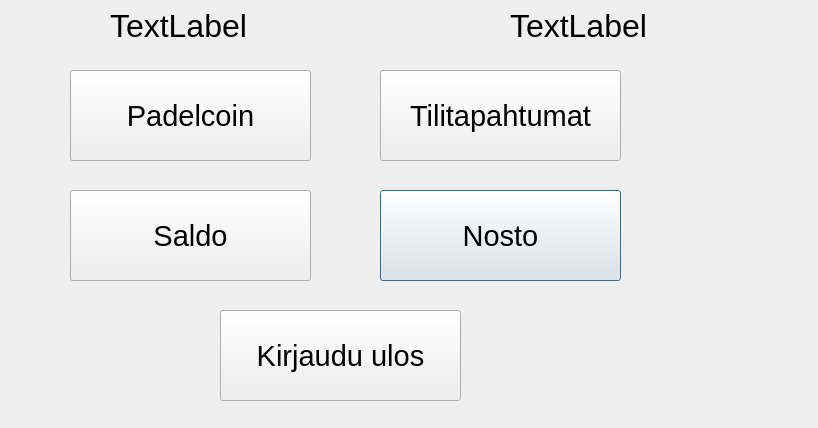
Qt form bankautomat/Valikko.ui (tvt21kmo-bank-project/group_3) before a commit.
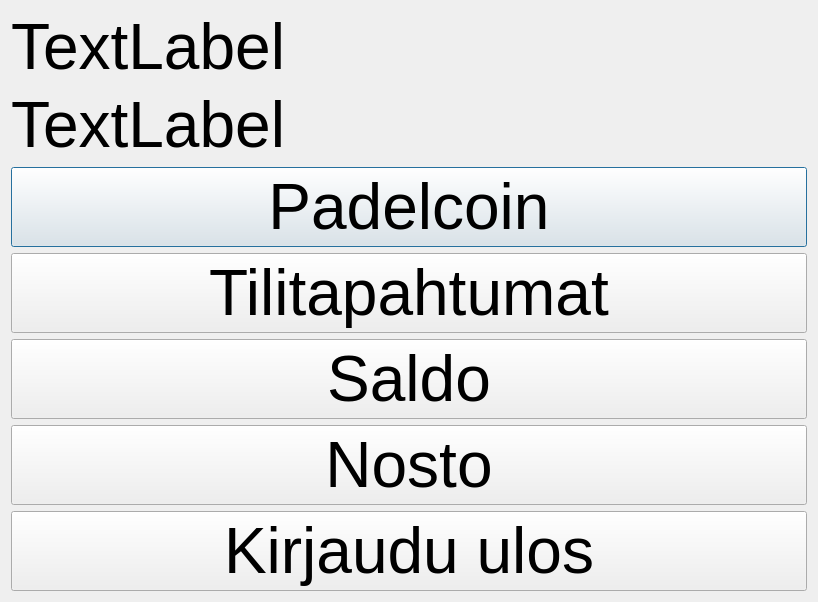
The same form after that commit.

Patch:
```diff
--- a/bankautomat/Valikko.ui
+++ b/bankautomat/Valikko.ui
@@ -13,28 +13,49 @@
   <property name="windowTitle">
    <string>Dialog</string>
   </property>
-  <widget class="QPushButton" name="btnNosto">
-   <property name="geometry">
-    <rect>
-     <x>380</x>
-     <y>190</y>
-     <width>241</width>
-     <height>91</height>
-    </rect>
-   </property>
-   <property name="sizePolicy">
-    <sizepolicy hsizetype="Preferred" vsizetype="Preferred">
-     <horstretch>0</horstretch>
-     <verstretch>0</verstretch>
-    </sizepolicy>
-   </property>
-   <property name="font">
-    <font>
-     <pointsize>22</pointsize>
-    </font>
-   </property>
-   <property name="styleSheet">
-    <string notr="true">QPushButton {
+  <layout class="QVBoxLayout" name="verticalLayout">
+   <item>
+    <widget class="QLabel" name="lblTervehdys_2">
+     <property name="font">
+      <font>
+       <pointsize>48</pointsize>
+      </font>
+     </property>
+     <property name="layoutDirection">
+      <enum>Qt::LeftToRight</enum>
+     </property>
+     <property name="text">
+      <string>TextLabel</string>
+     </property>
+    </widget>
+   </item>
+   <item>
+    <widget class="QLabel" name="lblTervehdys">
+     <property name="font">
+      <font>
+       <pointsize>48</pointsize>
+      </font>
+     </property>
+     <property name="text">
+      <string>TextLabel</string>
+     </property>
+    </widget>
+   </item>
+   <item>
+    <widget class="QPushButton" name="btnPadelCoin">
+     <property name="sizePolicy">
+      <sizepolicy hsizetype="Preferred" vsizetype="Preferred">
+       <horstretch>0</horstretch>
+       <verstretch>0</verstretch>
+      </sizepolicy>
+     </property>
+     <property name="font">
+      <font>
+       <pointsize>48</pointsize>
+      </font>
+     </property>
+     <property name="styleSheet">
+      <string notr="true">QPushButton {
 
   background-color:  #C0C0C0;
     border-style: outset;
@@ -57,33 +78,27 @@
     padding: 6px;
 	color: black;
 }♣</string>
-   </property>
-   <property name="text">
-    <string>Nosto</string>
-   </property>
-  </widget>
-  <widget class="QPushButton" name="btnTilitapahtumat">
-   <property name="geometry">
-    <rect>
-     <x>380</x>
-     <y>70</y>
-     <width>241</width>
-     <height>91</height>
-    </rect>
-   </property>
-   <property name="sizePolicy">
-    <sizepolicy hsizetype="Preferred" vsizetype="Preferred">
-     <horstretch>0</horstretch>
-     <verstretch>0</verstretch>
-    </sizepolicy>
-   </property>
-   <property name="font">
-    <font>
-     <pointsize>22</pointsize>
-    </font>
-   </property>
-   <property name="styleSheet">
-    <string notr="true">QPushButton {
+     </property>
+     <property name="text">
+      <string>Padelcoin</string>
+     </property>
+    </widget>
+   </item>
+   <item>
+    <widget class="QPushButton" name="btnTilitapahtumat">
+     <property name="sizePolicy">
+      <sizepolicy hsizetype="Preferred" vsizetype="Preferred">
+       <horstretch>0</horstretch>
+       <verstretch>0</verstretch>
+      </sizepolicy>
+     </property>
+     <property name="font">
+      <font>
+       <pointsize>48</pointsize>
+      </font>
+     </property>
+     <property name="styleSheet">
+      <string notr="true">QPushButton {
 
   background-color:  #C0C0C0;
     border-style: outset;
@@ -106,33 +121,27 @@
     padding: 6px;
 	color: black;
 }♣</string>
-   </property>
-   <property name="text">
-    <string>Tilitapahtumat</string>
-   </property>
-  </widget>
-  <widget class="QPushButton" name="btnPadelCoin">
-   <property name="geometry">
-    <rect>
-     <x>70</x>
-     <y>70</y>
-     <width>241</width>
-     <height>91</height>
-    </rect>
-   </property>
-   <property name="sizePolicy">
-    <sizepolicy hsizetype="Preferred" vsizetype="Preferred">
-     <horstretch>0</horstretch>
-     <verstretch>0</verstretch>
-    </sizepolicy>
-   </property>
-   <property name="font">
-    <font>
-     <pointsize>22</pointsize>
-    </font>
-   </property>
-   <property name="styleSheet">
-    <string notr="true">QPushButton {
+     </property>
+     <property name="text">
+      <string>Tilitapahtumat</string>
+     </property>
+    </widget>
+   </item>
+   <item>
+    <widget class="QPushButton" name="btnSaldo">
+     <property name="sizePolicy">
+      <sizepolicy hsizetype="Preferred" vsizetype="Preferred">
+       <horstretch>0</horstretch>
+       <verstretch>0</verstretch>
+      </sizepolicy>
+     </property>
+     <property name="font">
+      <font>
+       <pointsize>48</pointsize>
+      </font>
+     </property>
+     <property name="styleSheet">
+      <string notr="true">QPushButton {
 
   background-color:  #C0C0C0;
     border-style: outset;
@@ -155,33 +164,27 @@
     padding: 6px;
 	color: black;
 }♣</string>
-   </property>
-   <property name="text">
-    <string>Padelcoin</string>
-   </property>
-  </widget>
-  <widget class="QPushButton" name="btnSaldo">
-   <property name="geometry">
-    <rect>
-     <x>70</x>
-     <y>190</y>
-     <width>241</width>
-     <height>91</height>
-    </rect>
-   </property>
-   <property name="sizePolicy">
-    <sizepolicy hsizetype="Preferred" vsizetype="Preferred">
-     <horstretch>0</horstretch>
-     <verstretch>0</verstretch>
-    </sizepolicy>
-   </property>
-   <property name="font">
-    <font>
-     <pointsize>22</pointsize>
-    </font>
-   </property>
-   <property name="styleSheet">
-    <string notr="true">QPushButton {
+     </property>
+     <property name="text">
+      <string>Saldo</string>
+     </property>
+    </widget>
+   </item>
+   <item>
+    <widget class="QPushButton" name="btnNosto">
+     <property name="sizePolicy">
+      <sizepolicy hsizetype="Preferred" vsizetype="Preferred">
+       <horstretch>0</horstretch>
+       <verstretch>0</verstretch>
+      </sizepolicy>
+     </property>
+     <property name="font">
+      <font>
+       <pointsize>48</pointsize>
+      </font>
+     </property>
+     <property name="styleSheet">
+      <string notr="true">QPushButton {
 
   background-color:  #C0C0C0;
     border-style: outset;
@@ -204,33 +207,27 @@
     padding: 6px;
 	color: black;
 }♣</string>
-   </property>
-   <property name="text">
-    <string>Saldo</string>
-   </property>
-  </widget>
-  <widget class="QPushButton" name="btnULos">
-   <property name="geometry">
-    <rect>
-     <x>220</x>
-     <y>310</y>
-     <width>241</width>
-     <height>91</height>
-    </rect>
-   </property>
-   <property name="sizePolicy">
-    <sizepolicy hsizetype="Preferred" vsizetype="Preferred">
-     <horstretch>0</horstretch>
-     <verstretch>0</verstretch>
-    </sizepolicy>
-   </property>
-   <property name="font">
-    <font>
-     <pointsize>22</pointsize>
-    </font>
-   </property>
-   <property name="styleSheet">
-    <string notr="true">QPushButton {
+     </property>
+     <property name="text">
+      <string>Nosto</string>
+     </property>
+    </widget>
+   </item>
+   <item>
+    <widget class="QPushButton" name="btnULos">
+     <property name="sizePolicy">
+      <sizepolicy hsizetype="Preferred" vsizetype="Preferred">
+       <horstretch>0</horstretch>
+       <verstretch>0</verstretch>
+      </sizepolicy>
+     </property>
+     <property name="font">
+      <font>
+       <pointsize>48</pointsize>
+      </font>
+     </property>
+     <property name="styleSheet">
+      <string notr="true">QPushButton {
 
   background-color:  #C0C0C0;
     border-style: outset;
@@ -253,47 +250,13 @@
     padding: 6px;
 	color: black;
 }♣</string>
-   </property>
-   <property name="text">
-    <string>Kirjaudu ulos</string>
-   </property>
-  </widget>
-  <widget class="QLabel" name="lblTervehdys">
-   <property name="geometry">
-    <rect>
-     <x>110</x>
-     <y>10</y>
-     <width>301</width>
-     <height>31</height>
-    </rect>
-   </property>
-   <property name="font">
-    <font>
-     <pointsize>24</pointsize>
-    </font>
-   </property>
-   <property name="text">
-    <string>TextLabel</string>
-   </property>
-  </widget>
-  <widget class="QLabel" name="lblTervehdys_2">
-   <property name="geometry">
-    <rect>
-     <x>510</x>
-     <y>10</y>
-     <width>261</width>
-     <height>31</height>
-    </rect>
-   </property>
-   <property name="font">
-    <font>
-     <pointsize>24</pointsize>
-    </font>
-   </property>
-   <property name="text">
-    <string>TextLabel</string>
-   </property>
-  </widget>
+     </property>
+     <property name="text">
+      <string>Kirjaudu ulos</string>
+     </property>
+    </widget>
+   </item>
+  </layout>
  </widget>
  <resources/>
  <connections/>
```
